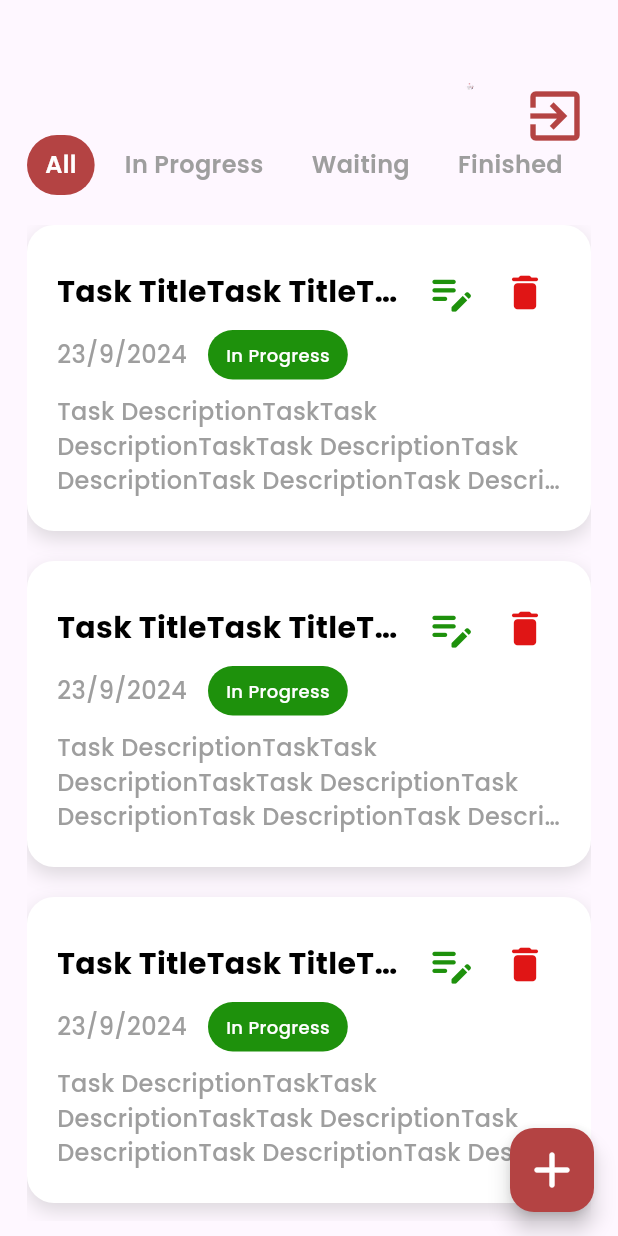
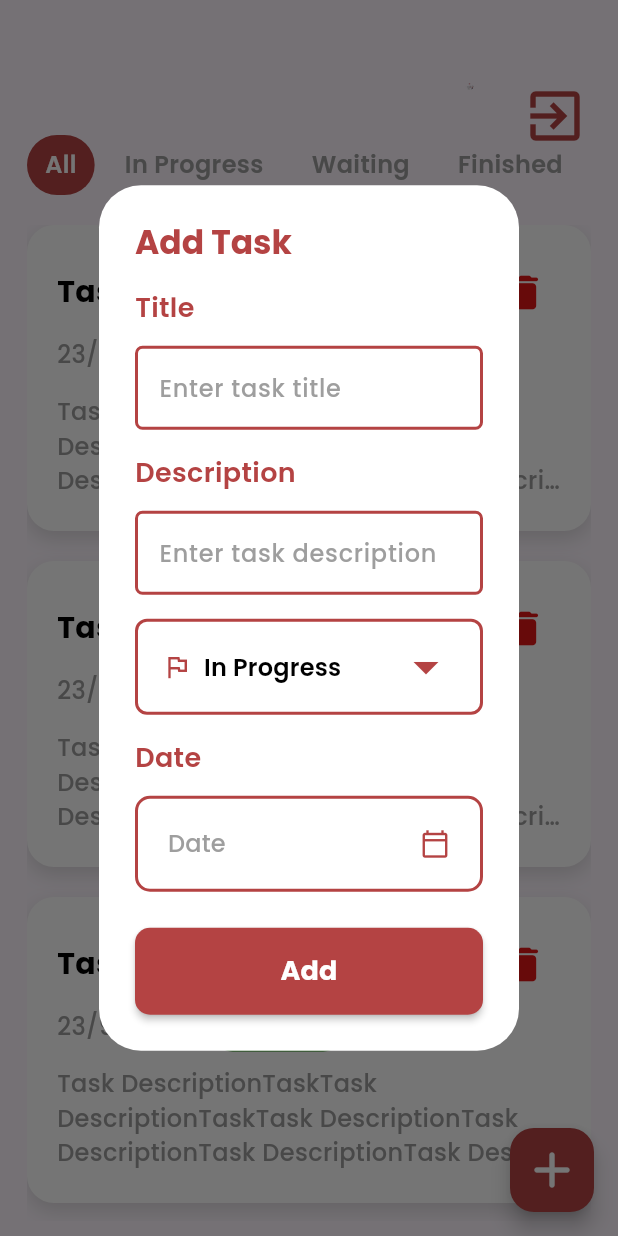
Before and after one commit to youssefhedefa/tasketo, a Flutter app: the HomeView screen opened directly, after a tap on the "edit note" icon, on a phone screen of 412 x 824 dp. Run offline on Flutter 3.47's test engine with Material 3 defaults, Android fonts, the phone set to English and light mode, and no system bars; our stand-ins replace bloc, dio, either_dart, flutter_bloc, get_it, pretty_dio_logger and 2 more; accounts and stored records are empty; generated files the repository leaves out were written again.

Commit message:
Create dialogs ui.

```diff
--- a/lib/core/helper/text_style_helper.dart
+++ b/lib/core/helper/text_style_helper.dart
@@ -35,6 +35,12 @@ abstract class AppTextStyleHelper{
   static const TextStyle font18RegularGrey = TextStyle(
     fontSize: 18,
     color: AppColorHelper.grey,
+  );
+
+  static const TextStyle font16BoldPrimary = TextStyle(
+    fontSize: 16,
+    fontWeight: FontWeight.bold,
+    color: AppColorHelper.primary,
   );
 
   static const TextStyle font18MediumPrimary = TextStyle(
--- a/lib/features/home/presentation/ui/home_view.dart
+++ b/lib/features/home/presentation/ui/home_view.dart
@@ -1,5 +1,6 @@
 import 'package:flutter/material.dart';
 import 'package:tasketo/core/helper/color_helper.dart';
+import 'package:tasketo/features/home/presentation/ui/widgets/dialogs/add_dialog.dart';
 import 'package:tasketo/features/home/presentation/ui/widgets/home_app_bar.dart';
 import 'package:tasketo/features/home/presentation/ui/widgets/task_states_list.dart';
 import 'package:tasketo/features/home/presentation/ui/widgets/tasks_list.dart';
@@ -13,7 +14,9 @@ class HomeView extends StatelessWidget {
     return Scaffold(
       appBar: const HomeAppBar(),
       floatingActionButton: FloatingActionButton(
-        onPressed: () {},
+        onPressed: () {
+          addTaskDialog(context: context);
+        },
         backgroundColor: AppColorHelper.primary,
         child: const Icon(
             Icons.add_rounded,
--- /dev/null
+++ b/lib/features/home/presentation/ui/widgets/custom_date_shower.dart
@@ -0,0 +1,82 @@
+import 'package:flutter/material.dart';
+import 'package:tasketo/core/helper/color_helper.dart';
+import 'package:tasketo/core/helper/text_style_helper.dart';
+
+class CustomDateShower extends StatefulWidget {
+  const CustomDateShower({super.key, required this.callback, this.label, });
+
+  final String? label;
+  final Function callback;
+
+  @override
+  State<CustomDateShower> createState() => _CustomDateShowerState();
+}
+
+class _CustomDateShowerState extends State<CustomDateShower> {
+
+  String date = 'choose due date...';
+
+  @override
+  void initState() {
+    if(widget.label != null){
+      date = widget.label!;
+    }
+    super.initState();
+  }
+
+  @override
+  Widget build(BuildContext context) {
+    return Column(
+      crossAxisAlignment: CrossAxisAlignment.start,
+      children: [
+        Text(
+          widget.label ?? 'Date',
+          style: AppTextStyleHelper.font18MediumPrimary,
+        ),
+        const SizedBox(height: 12),
+        Container(
+          width: double.infinity,
+          padding: const EdgeInsets.symmetric(horizontal: 4, vertical: 6),
+          decoration: BoxDecoration(
+            borderRadius: BorderRadius.circular(10),
+            border: Border.all(
+              color: AppColorHelper.primary,
+              width: 2,
+            ),
+          ),
+          child: MaterialButton(
+            onPressed: () {
+              showDatePicker(
+                context: context,
+                firstDate: DateTime.now(),
+                lastDate: DateTime(2025),
+                initialDate: DateTime.now(),
+              ).then((value) {
+                if (value != null) {
+                  setState(() {
+                    date = '${value.day}/${value.month}/${value.year}';
+                  });
+                   widget.callback(date);
+                }
+              });
+            },
+            child: Row(
+              children: [
+                Text(
+                  date,
+                  style: AppTextStyleHelper.font16RegularGrey,
+                ),
+                const Spacer(),
+                const Icon(
+                  Icons.calendar_today_outlined,
+                  size: 20,
+                  color: AppColorHelper.primary,
+                ),
+              ],
+            ),
+          ),
+        ),
+      ],
+    );
+  }
+}
--- /dev/null
+++ b/lib/features/home/presentation/ui/widgets/custom_state_picker_widget.dart
@@ -0,0 +1,85 @@
+import 'package:flutter/material.dart';
+import 'package:tasketo/core/helper/color_helper.dart';
+import 'package:tasketo/core/helper/text_style_helper.dart';
+
+class CustomPriorityContainer extends StatefulWidget {
+  const CustomPriorityContainer(
+      {super.key,
+      required this.callback,
+      required this.options,
+      required this.label,
+      });
+
+  final Function callback;
+  final List<String> options;
+  final String label;
+
+  @override
+  State<CustomPriorityContainer> createState() =>
+      _CustomPriorityContainerState();
+}
+
+class _CustomPriorityContainerState extends State<CustomPriorityContainer> {
+  late String dropdownValue;
+
+  @override
+  void initState() {
+    dropdownValue = widget.options[0];
+    super.initState();
+  }
+
+  @override
+  Widget build(BuildContext context) {
+    return Container(
+      width: double.infinity,
+      padding: const EdgeInsets.symmetric(horizontal: 16, vertical: 6),
+      decoration: BoxDecoration(
+        borderRadius: BorderRadius.circular(8),
+        border: Border.all(
+          color: AppColorHelper.primary,
+          width: 2,
+        ),
+      ),
+      child: DropdownButton<String>(
+        items: getDropdownItems(),
+        onChanged: (value) {
+          setState(() {
+            dropdownValue = value!;
+          });
+          widget.callback(value);
+        },
+        hint: Row(
+          children: [
+             const Icon(
+                    Icons.flag_outlined,
+                    size: 20,
+                    color: AppColorHelper.primary,
+                  )
+                ,
+            const SizedBox(width: 8),
+            Text(dropdownValue,
+                style: AppTextStyleHelper.font16MediumBlack),
+          ],
+        ),
+        borderRadius: BorderRadius.circular(8),
+        underline: const SizedBox(),
+        isExpanded: true,
+        iconSize: 40,
+        iconEnabledColor: AppColorHelper.primary,
+        iconDisabledColor: AppColorHelper.primary,
+      ),
+    );
+  }
+
+  List<DropdownMenuItem<String>> getDropdownItems() {
+    return widget.options.map((String value) {
+      return DropdownMenuItem<String>(
+        value: value,
+        child: Text(
+          value,
+        ),
+      );
+    }).toList();
+  }
+
+}
--- /dev/null
+++ b/lib/features/home/presentation/ui/widgets/dialogs/edit_dialog.dart
@@ -0,0 +1,63 @@
+import 'package:flutter/material.dart';
+import 'package:tasketo/core/components/custom_button.dart';
+import 'package:tasketo/core/helper/color_helper.dart';
+import 'package:tasketo/core/helper/text_style_helper.dart';
+import 'package:tasketo/features/auth/presentation/ui/widgets/custom_input_field.dart';
+import 'package:tasketo/features/home/presentation/ui/widgets/custom_date_shower.dart';
+import 'package:tasketo/features/home/presentation/ui/widgets/custom_state_picker_widget.dart';
+
+editTaskDialog({required BuildContext context}) {
+  return showDialog(
+    context: context,
+    builder: (context) {
+      return AlertDialog(
+        title: const Text(
+          'Add Task',
+          style: AppTextStyleHelper.font22BoldPrimary,
+        ),
+        backgroundColor: AppColorHelper.white,
+        elevation: 0,
+        content: Column(
+          mainAxisSize: MainAxisSize.min,
+          children: [
+            CustomInputField(
+              label: 'Title',
+              hint: 'Enter task title',
+              controller: TextEditingController(),
+              validatorText: '',
+            ),
+            const SizedBox(height: 16),
+            CustomInputField(
+              label: 'Description',
+              hint: 'Enter task description',
+              controller: TextEditingController(),
+              validatorText: '',
+            ),
+            const SizedBox(height: 16),
+            CustomPriorityContainer(
+              label: 'State',
+              callback: (value) {
+                print(value);
+              },
+              options: const ['In Progress', 'Waiting', 'Finished'],
+            ),
+            const SizedBox(height: 16),
+            CustomDateShower(
+              label: 'Date',
+              callback: (value) {
+                print(value);
+              },
+            ),
+          ],
+        ),
+        actions: [
+          CustomButton(
+            label: 'Add',
+            onPressed: () {},
+            isLoading: false,
+          ),
+        ],
+      );
+    },
+  );
+}
--- a/lib/features/home/presentation/ui/widgets/home_app_bar.dart
+++ b/lib/features/home/presentation/ui/widgets/home_app_bar.dart
@@ -2,6 +2,7 @@ import 'package:flutter/material.dart';
 import 'package:tasketo/core/helper/color_helper.dart';
 import 'package:tasketo/core/helper/image_helper.dart';
 import 'package:tasketo/core/helper/text_style_helper.dart';
+import 'package:tasketo/features/home/presentation/ui/widgets/dialogs/log_out_dialog.dart';
 
 
 class HomeAppBar extends StatelessWidget implements PreferredSizeWidget {
@@ -37,7 +38,9 @@ class HomeAppBar extends StatelessWidget implements PreferredSizeWidget {
               size: 44,
               color: AppColorHelper.primary
             ),
-            onPressed: () {},
+            onPressed: () {
+              showLogOutTaskDialog(context: context);
+            },
           ),
         ],
       ),
--- a/lib/features/home/presentation/ui/widgets/task_item.dart
+++ b/lib/features/home/presentation/ui/widgets/task_item.dart
@@ -2,6 +2,9 @@ import 'package:flutter/material.dart';
 import 'package:tasketo/core/helper/color_helper.dart';
 import 'package:tasketo/core/helper/text_style_helper.dart';
 import 'package:tasketo/features/home/data/enum/task_states_enum.dart';
+import 'package:tasketo/features/home/presentation/ui/widgets/dialogs/delete_dialog.dart';
+import 'package:tasketo/features/home/presentation/ui/widgets/dialogs/edit_dialog.dart';
+import 'package:tasketo/features/home/presentation/ui/widgets/dialogs/view_dialog.dart';
 import 'package:tasketo/features/home/presentation/ui/widgets/state_container.dart';
 
 class TaskItem extends StatelessWidget {
@@ -9,7 +12,18 @@ class TaskItem extends StatelessWidget {
 
   @override
   Widget build(BuildContext context) {
-    return Container(
+    return GestureDetector(
+      onTap: () {
+        showDialogDetails(
+            context: context,
+            title: 'Task TitleTask TitleTask TitleTask TitleTask TitleTask Title',
+            description:
+                'Task DescriptionTaskTask DescriptionTaskTask DescriptionTask DescriptionTask DescriptionTask DescriptionTask Description',
+            date: '23/9/2024',
+            state: 'In Progress',
+        );
+      },
+      child: Container(
         padding: const EdgeInsets.all(20),
         height: 204,
         decoration: BoxDecoration(
@@ -39,7 +53,9 @@ class TaskItem extends StatelessWidget {
                 ),
                 const Spacer(),
                 IconButton(
-                onPressed: () {},
+                  onPressed: () {
+                    editTaskDialog(context: context);
+                  },
                   icon: const Icon(
                     Icons.edit_note_rounded,
                     color: AppColorHelper.green,
@@ -47,7 +63,9 @@ class TaskItem extends StatelessWidget {
                   ),
                 ),
                 IconButton(
-                onPressed: () {},
+                  onPressed: () {
+                    showDeleteTaskDialog(context: context);
+                  },
                   icon: const Icon(
                     Icons.delete_rounded,
                     color: AppColorHelper.red,
@@ -75,6 +93,7 @@ class TaskItem extends StatelessWidget {
             ),
           ],
         ),
+      ),
     );
   }
 }
```
Also changed, not shown: lib/features/home/presentation/ui/widgets/dialogs/add_dialog.dart (added, +54 -0 lines), lib/features/home/presentation/ui/widgets/dialogs/delete_dialog.dart (added, +24 -0 lines), lib/features/home/presentation/ui/widgets/dialogs/log_out_dialog.dart (added, +24 -0 lines), lib/features/home/presentation/ui/widgets/dialogs/view_dialog.dart (added, +79 -0 lines). Lines whose indentation alone changed are shown as unchanged.
